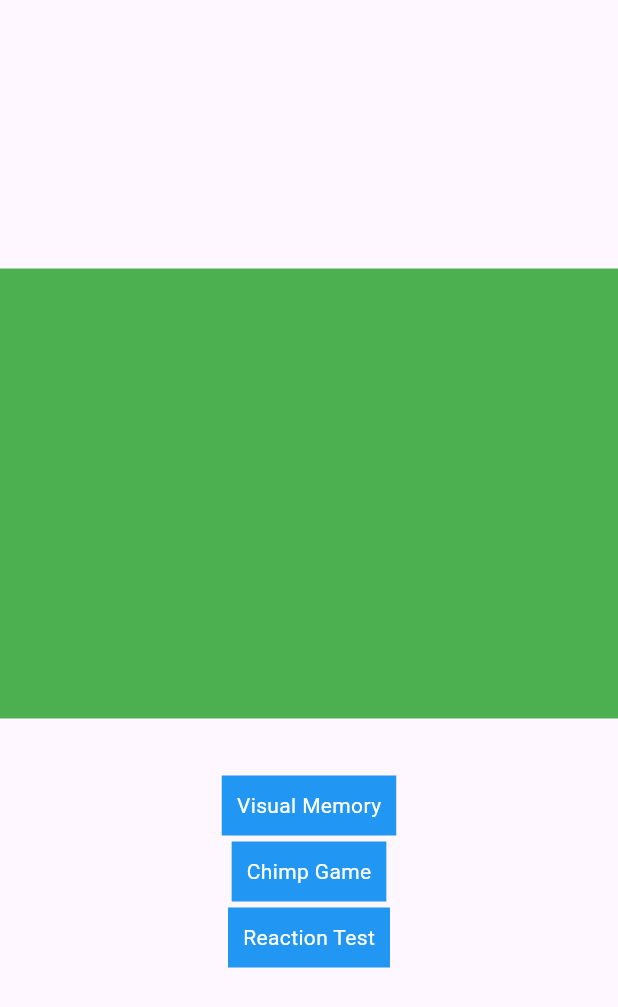
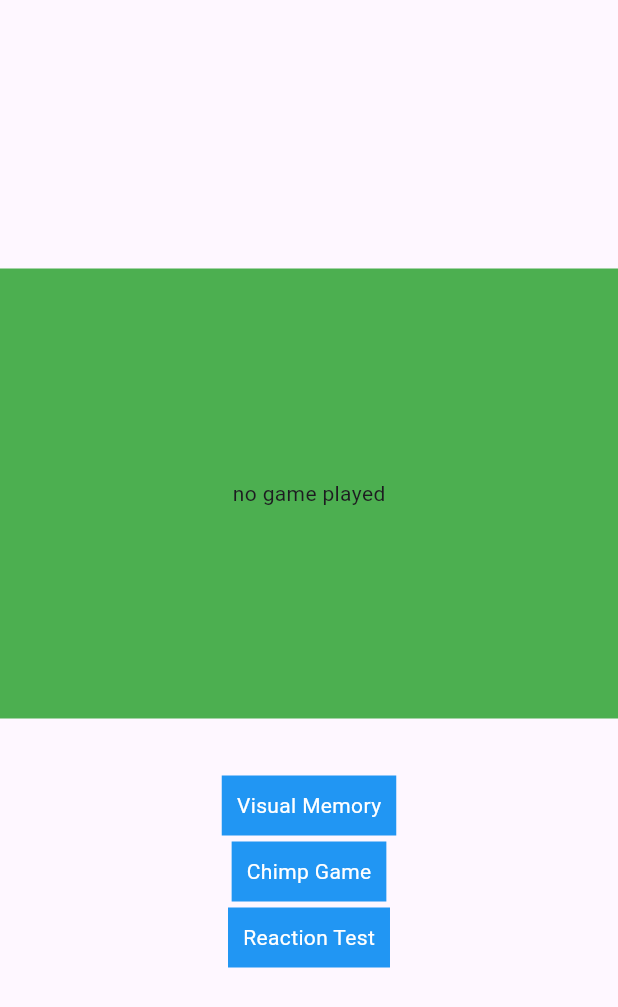
Before and after one commit to MicahMeadows/human_benchmark, a Flutter app: the screen it shows after launch, on a phone screen of 412 x 824 dp. Shown: the top 1007 px of the screen. Run offline on Flutter 3.47's test engine with Material 3 defaults, Android fonts, the phone set to English and light mode, and no system bars; our stand-ins replace bloc, flutter_bloc, freezed_annotation, get, get_it, go_router.

Commit message:
Add game result section to main menu

```diff
--- /dev/null
+++ b/lib/data/cubit/game_result_cubit.dart
@@ -0,0 +1,18 @@
+import 'package:bloc/bloc.dart';
+import 'package:freezed_annotation/freezed_annotation.dart';
+import 'package:human_benchmark/data/chimp_test_result.dart';
+
+part 'game_result_state.dart';
+part 'game_result_cubit.freezed.dart';
+
+class GameResultCubit extends Cubit<GameResultState> {
+  GameResultCubit() : super(const GameResultState.initial());
+
+  void chimpGameOver(ChimpTestResult result) {
+    emit(GameResultState.chimp_result(result));
+  }
+
+  void reset() {
+    emit(const GameResultState.initial());
+  }
+}
--- /dev/null
+++ b/lib/data/cubit/game_result_state.dart
@@ -0,0 +1,7 @@
+part of 'game_result_cubit.dart';
+
+@freezed
+abstract class GameResultState with _$GameResultState {
+  const factory GameResultState.initial() = _Initial;
+  const factory GameResultState.chimp_result(ChimpTestResult) = _ChimpResult;
+}
--- a/lib/pages/game_select_page.dart
+++ b/lib/pages/game_select_page.dart
@@ -1,5 +1,9 @@
 import 'package:flutter/material.dart';
+import 'package:flutter_bloc/flutter_bloc.dart';
+import 'package:get/utils.dart';
+import 'package:get_it/get_it.dart';
 import 'package:go_router/go_router.dart';
+import 'package:human_benchmark/data/cubit/game_result_cubit.dart';
 
 class GameSelectPage extends StatefulWidget {
   const GameSelectPage({super.key});
@@ -9,6 +13,7 @@ class GameSelectPage extends StatefulWidget {
 }
 
 class _GameSelectPageState extends State<GameSelectPage> {
+  final gameResultCubit = GetIt.I<GameResultCubit>();
   Widget buildGameButton(String label, String route) {
     return InkWell(
       onTap: () {
@@ -36,9 +41,20 @@ class _GameSelectPageState extends State<GameSelectPage> {
           mainAxisAlignment: MainAxisAlignment.center,
           children: [
             Container(
+              color: Colors.green,
               height: 300,
               width: 600,
-              color: Colors.green,
+              child: BlocBuilder<GameResultCubit, GameResultState>(
+                bloc: gameResultCubit,
+                builder: (context, state) {
+                  return state.when(
+                    initial: () => Center(child: Text('no game played')),
+                    chimp_result: (result) => Center(
+                      child: Text('sequence length: ${result.sequenceLength}'),
+                    ),
+                  );
+                },
+              ),
             ),
             SizedBox(height: 30),
             buildGameButton('Visual Memory', '/visual_memory_game'),
--- a/pubspec.yaml
+++ b/pubspec.yaml
@@ -39,6 +39,8 @@ dependencies:
   build_runner: ^2.5.4
   freezed: ^3.1.0
   freezed_annotation: ^3.1.0
+  get: ^4.7.2
+  get_it: ^8.0.3
 
 dev_dependencies:
   flutter_test:
```
Also changed, not shown: lib/main.dart (+13 -3 lines), lib/pages/games/chimp_test_page.dart (+11 -5 lines), lib/data/cubit/game_result_cubit.freezed.dart (added), pubspec.lock.
